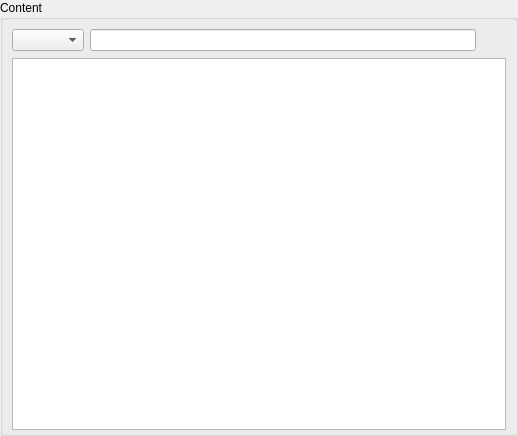
Before: the Qt Designer form files/ui/contentselector.ui in sunhawken/openmw, drawn with Qt 5.
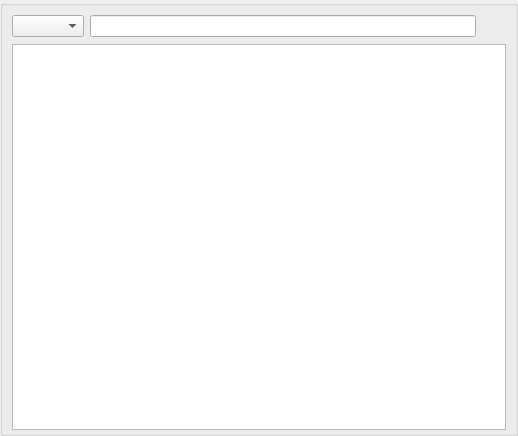
After: the same form once the commit is applied. Custom widgets are drawn as their Qt base class.

Commit message: Content selector: Remove the title

Patch:
```diff
--- a/files/ui/contentselector.ui
+++ b/files/ui/contentselector.ui
@@ -34,9 +34,6 @@
    </property>
    <item>
     <widget class="QGroupBox" name="contentGroupBox">
-     <property name="title">
-      <string>Content</string>
-     </property>
      <layout class="QVBoxLayout" name="verticalLayout_2">
       <property name="bottomMargin">
        <number>3</number>
```
